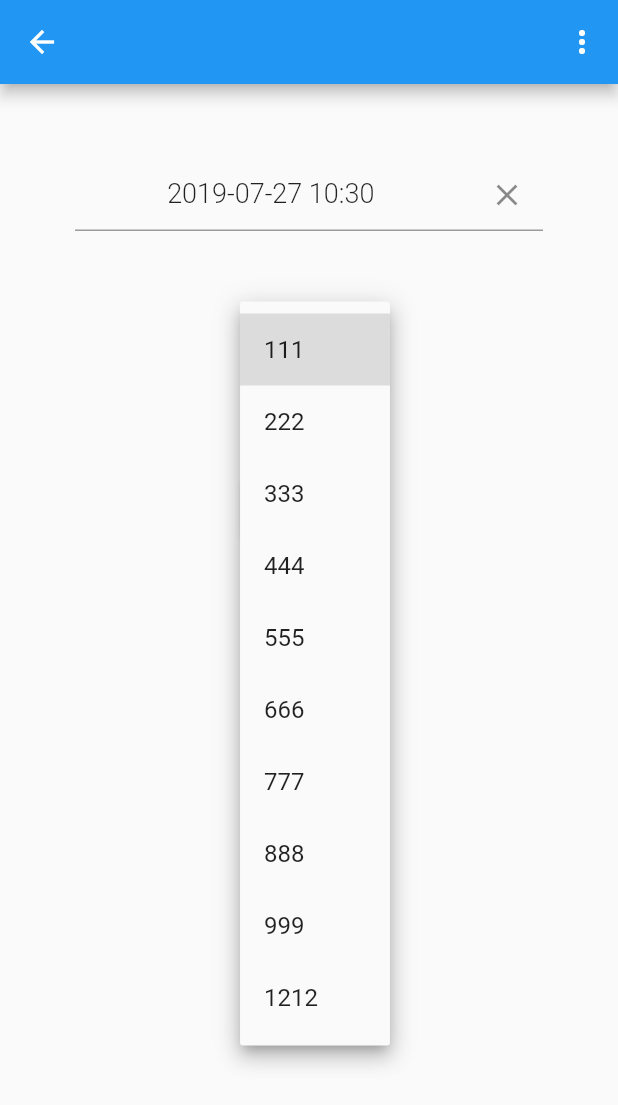
After one commit to yonbav/Cat-Feeder, a Flutter app: the AddFeed screen opened by its route, after a tap on "111", on a phone screen of 412 x 824 dp. The commit adds this screen. Shown: the top 1105 px of the screen. Run offline on Flutter 3.47's test engine with Material 2 defaults, Android fonts, the phone set to English and light mode, and no system bars; drawn by our look-alikes of datetime_picker_formfield; our stand-ins replace rflutter_alert.

Commit message:
Adding the add feed function

```diff
--- a/lib/Data/Feed/Feed.dart
+++ b/lib/Data/Feed/Feed.dart
@@ -1,8 +1,22 @@
+import 'package:uuid/uuid.dart';
+
 class Feed {
+
+  // Static Members
+  var uuid = new Uuid();
 
   // Members
   String   id;
+  bool     isScheduled;
   DateTime createdTime;
   DateTime feedingTime;
   String   deviceId;
+
+  // Constructors
+  Feed({this.feedingTime, this.deviceId, this.isScheduled}) {
+    id = uuid.v4();
+    createdTime = DateTime.now();
+  }
+
+  Feed.fromDevice(deviceId) : this(deviceId: deviceId, feedingTime: DateTime.now(), isScheduled: false);
 }
--- a/lib/Globals.dart
+++ b/lib/Globals.dart
@@ -1,6 +1,22 @@
+import 'Data/Machine/Machine.dart';
+
 enum eChoices {
     Home,
     AddFeed,
-    ManageFeed,
-    ScheduleFeed
+    ManageFeed
 }
+
+String appFontFamily = "Arial";
+
+List<Machine> machinesFromServer = [
+    new Machine("111"),
+    new Machine("222"),
+    new Machine("333"),
+    new Machine("444"),
+    new Machine("555"),
+    new Machine("666"),
+    new Machine("777"),
+    new Machine("888"),
+    new Machine("999"),
+    new Machine("1212"),
+  ];
--- a/lib/Routes.dart
+++ b/lib/Routes.dart
@@ -3,14 +3,12 @@ import 'package:flutter/material.dart';
 import 'Screens/ManageFeeds/index.dart';
 import 'Screens/Home/index.dart';
 import 'Screens/AddFeed/index.dart';
-import 'Screens/ScheduleFeed/index.dart';
 
 class Routes {
   final routes = <String, WidgetBuilder>{
     '/': (BuildContext context) => new Home(),
     '/ManageFeeds': (BuildContext context) => new ManageFeeds(),
     '/AddFeed': (BuildContext context) => new AddFeed(),
-    '/ScheduleFeed': (BuildContext context) => new ScheduleFeed(),
   };
 
   Routes () {
--- a/lib/Screens/AddFeed/AddFeed.dart
+++ b/lib/Screens/AddFeed/AddFeed.dart
@@ -1,3 +1,4 @@
+import 'package:cat_feeder/Screens/AddFeed/Widgets/AddFeedForm/index.dart';
 import 'package:cat_feeder/Widgets/MyAppBar/index.dart';
 import 'package:flutter/material.dart';
 import 'package:cat_feeder/Globals.dart';
@@ -10,8 +11,6 @@ class AddFeed extends StatelessWidget {
           title: "Add Feed",
           selectedChoice: eChoices.AddFeed,
         ),
-        body: new Center(
-          child: new Text("AddFeed"),
-        ));
+        body: AddFeedForm());
   }
 }
--- /dev/null
+++ b/lib/Screens/AddFeed/Widgets/AddFeedForm/AddFeedForm.dart
@@ -0,0 +1,97 @@
+import 'package:cat_feeder/Data/Feed/Feed.dart';
+import 'package:cat_feeder/Data/Machine/Machine.dart';
+import 'package:cat_feeder/Widgets/BasicDateTimeField/index.dart';
+import 'package:flutter/cupertino.dart';
+import 'package:flutter/material.dart';
+import 'package:flutter/widgets.dart';
+import 'package:rflutter_alert/rflutter_alert.dart';
+
+import '../../../../Globals.dart';
+
+class AddFeedForm extends StatefulWidget {
+  AddFeedForm({Key key}) : super(key: key);
+
+  _AddFeedFormState createState() => _AddFeedFormState();
+}
+
+class _AddFeedFormState extends State<AddFeedForm> {
+  // Final Members
+  final _formKey = GlobalKey<FormState>();
+  final List<Machine> _devices = machinesFromServer;
+
+  // Members
+  Feed _feed;
+
+  @override
+  void initState() {
+    _feed = Feed.fromDevice(_devices.first.id);
+    super.initState();
+  }
+
+  @override
+  Widget build(BuildContext context) {
+    return Container(
+      margin: EdgeInsets.all(50.0),
+      child: Form(
+        key: _formKey,
+        child: Column(
+          children: <Widget>[
+            BasicDateTimeField(
+              onDateTimeChanged: _setSelectedDateTime,
+              defaultValue: _feed.feedingTime,
+            ),
+            Padding(padding: EdgeInsets.only(top: 55.0),),
+            DropdownButton(
+              value: _feed.deviceId,
+              items: _getAvailableDevices(),
+              onChanged: _setSelectedDevice,
+            ),
+            Padding(padding: EdgeInsets.only(top: 55.0),),
+            RaisedButton(
+              child: Text("Feed"),
+              onPressed: _saveFeed,
+            ),
+          ],
+        ),
+      ),
+    );
+  }
+
+  // Privavte Methods
+  void _setSelectedDateTime(value) {
+    setState(() {
+      _feed.feedingTime = value;
+    });
+  }
+
+  void _setSelectedDevice(value) {
+    setState(() {
+      _feed.deviceId = value;
+    });
+  }
+
+  List<DropdownMenuItem> _getAvailableDevices() {
+    return _devices
+        .map((element) => DropdownMenuItem(
+              child: Text(element.id),
+              value: element.id,
+            ))
+        .toList();
+  }
+
+  void _saveFeed() {
+    var alertMessage = "Sending new feed to the server {\n" +
+        _feed.id +
+        "\n" +
+        _feed.deviceId +
+        "\n" +
+        _feed.createdTime.toString() +
+        "\n" +
+        _feed.feedingTime.toString() +
+        "\n" +
+        _feed.isScheduled.toString() +
+        "\n }";
+
+    Alert(context: context, title: "Add Feed", desc: alertMessage).show();
+  }
+}
--- /dev/null
+++ b/lib/Screens/AddFeed/Widgets/AddFeedForm/index.dart
@@ -0,0 +1 @@
+export 'AddFeedForm.dart';
--- a/lib/Screens/Home/Widgets/FeedMachineSelector/FeedMachineSelector.dart
+++ b/lib/Screens/Home/Widgets/FeedMachineSelector/FeedMachineSelector.dart
@@ -1,5 +1,7 @@
 import 'package:cat_feeder/Data/Machine/Machine.dart';
 import 'package:flutter/material.dart';
+
+import '../../../../Globals.dart';
 
 class FeedMachineSelector extends StatelessWidget {
   // members
@@ -22,7 +24,7 @@ class FeedMachineSelector extends StatelessWidget {
               machine.isSelected
                   ? Image.asset("assets/images/machine_selected.jpeg")
                   : Image.asset("assets/images/machine_not_selected.jpeg"),
-              Text(machine.id, style: TextStyle(fontSize: 24, fontFamily: "Arial"),),
+              Text(machine.id, style: TextStyle(fontSize: 24, fontFamily: appFontFamily),),
             ],
           ),
           onPressed: () {
--- a/lib/Screens/ScheduleFeed/index.dart
+++ /dev/null
@@ -1 +0,0 @@
-export 'ScheduleFeed.dart';
--- a/lib/Utils/EnumsUtil.dart
+++ b/lib/Utils/EnumsUtil.dart
@@ -11,8 +11,6 @@ class EnumsUtil
         return "Add Feed";
       case eChoices.ManageFeed:
         return "Manage Feed";
-      case eChoices.ScheduleFeed:
-        return "Schedule Feed";
     }
 
     return "unknown";
--- /dev/null
+++ b/lib/Widgets/BasicDateTimeField/BasicDateTimeField.dart
@@ -0,0 +1,52 @@
+import 'package:flutter/material.dart';
+import 'package:intl/intl.dart';
+import 'package:datetime_picker_formfield/datetime_picker_formfield.dart';
+
+import '../../Globals.dart';
+
+class BasicDateTimeField extends StatelessWidget {
+  // Final Members
+  final format = DateFormat("yyyy-MM-dd HH:mm");
+  final Function onDateTimeChanged;
+  final DateTime defaultValue;
+
+  // Constructor
+  BasicDateTimeField({Key key, this.onDateTimeChanged, this.defaultValue}) : super(key: key);
+
+  // build
+  @override
+  Widget build(BuildContext context) {
+    return Container(
+      child: Column(children: <Widget>[
+        DateTimeField(
+          initialValue: defaultValue,
+          format: format,
+          style: TextStyle(
+              fontSize: 18,
+              fontWeight: FontWeight.w300,
+              fontFamily: appFontFamily),
+          textAlign: TextAlign.center,
+          readOnly: true,
+          onChanged: (value) {onDateTimeChanged(value);},
+          onShowPicker: (context, currentValue) async {
+            final date = await showDatePicker(
+                context: context,
+                firstDate: DateTime(1900),
+                initialDate: currentValue ?? DateTime.now(),
+                lastDate: DateTime(2100));
+            if (date != null) {
+              final time = await showTimePicker(
+                context: context,
+                initialTime:
+                    TimeOfDay.fromDateTime(currentValue ?? DateTime.now()),
+              );
+              return DateTimeField.combine(date, time);
+            } else {
+              return currentValue;
+            }
+          },
+        ),
+      ]),
+    );
+  }
+}
--- /dev/null
+++ b/lib/Widgets/BasicDateTimeField/index.dart
@@ -0,0 +1 @@
+export 'BasicDateTimeField.dart';
--- a/lib/Widgets/MyAppBar/MyAppBar.dart
+++ b/lib/Widgets/MyAppBar/MyAppBar.dart
@@ -51,8 +51,6 @@ class MyAppBar extends StatelessWidget implements PreferredSizeWidget {
       case eChoices.ManageFeed:
         _manageFeedsPressed(context);
         break;
-      case eChoices.ScheduleFeed:
-        _scheduleFeedPressed(context);
         break;
     }
   }
@@ -68,8 +66,4 @@ class MyAppBar extends StatelessWidget implements PreferredSizeWidget {
   void _addFeedPressed(BuildContext context) {
     Navigator.pushNamed(context, "/AddFeed");
   }
-
-  void _scheduleFeedPressed(BuildContext context) {
-    Navigator.pushNamed(context, "/ScheduleFeed");
-  }
 }
--- a/pubspec.yaml
+++ b/pubspec.yaml
@@ -17,6 +17,9 @@ environment:
   sdk: ">=2.1.0 <3.0.0"
 
 dependencies:
+  datetime_picker_formfield: ^0.4.0
+  rflutter_alert: ^1.0.2
+  uuid: 2.0.1
   flutter:
     sdk: flutter
 
```
Also changed, not shown: lib/Screens/Home/Widgets/FeedMachinesManager/FeedMachineManager.dart (+14 -13 lines), lib/Screens/ScheduleFeed/ScheduleFeed.dart (deleted, +0 -18 lines), pubspec.lock.
